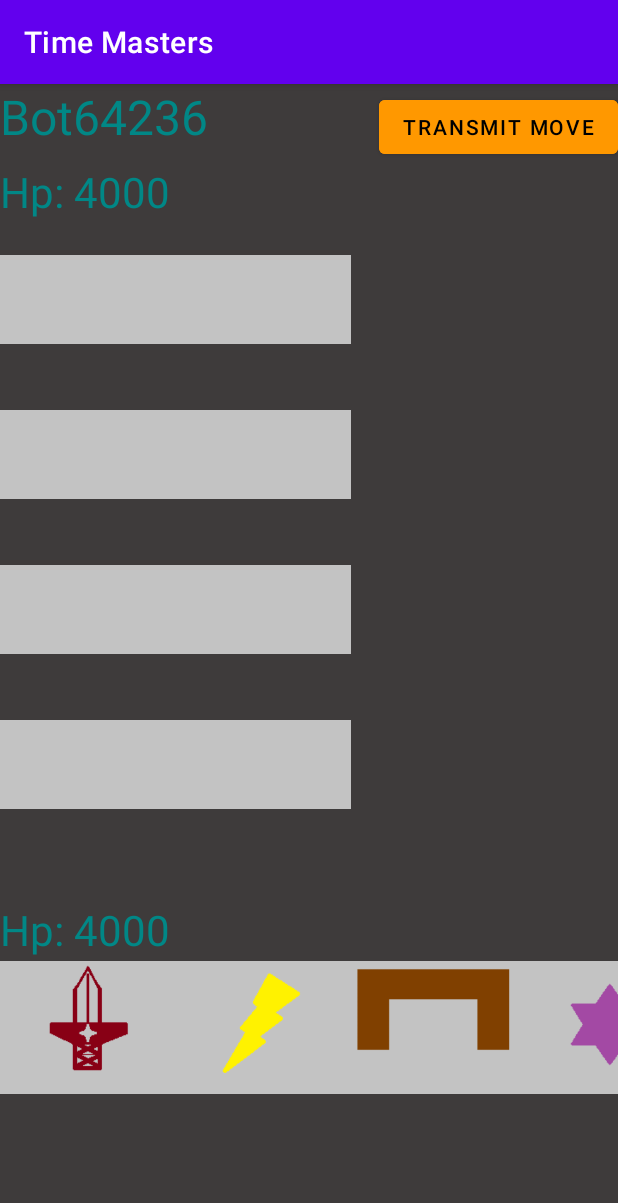
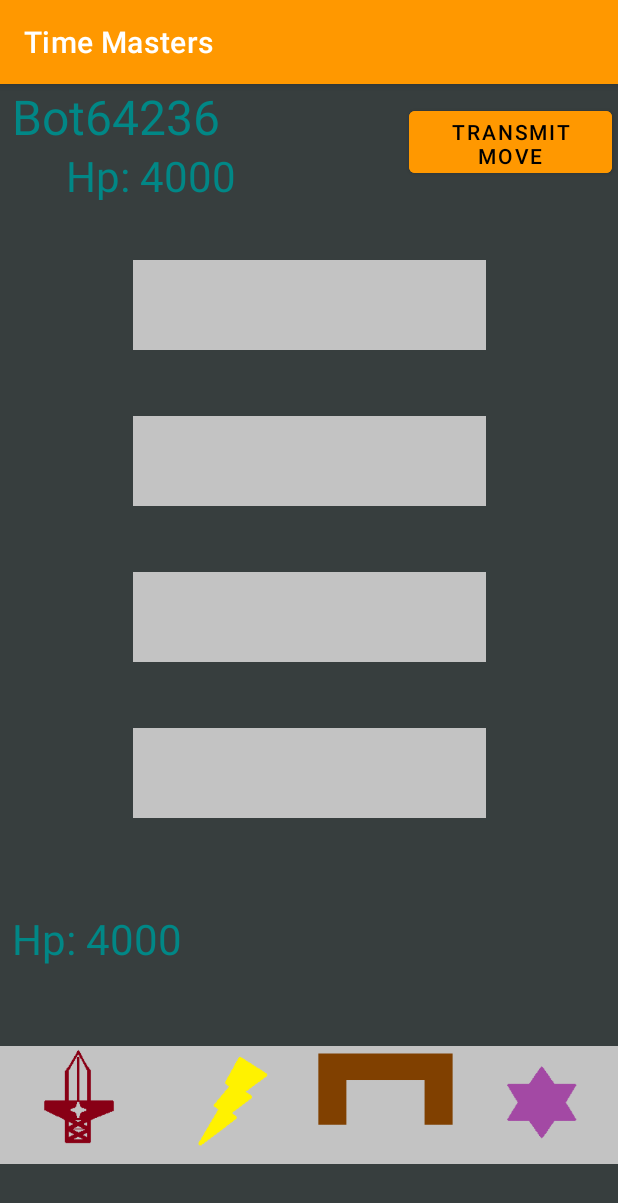
Before and after one commit to M0n0-13/FinalProject, an Android app: the FightActivity screen opened directly, with no data from a screen before it, on a phone screen of 412 x 824 dp. Shown: the top 1203 px of the screen. Run offline under Robolectric (Android 15) with nearby library versions, the phone set to English and light mode, and no system bars.

Commit message:
FinalProjectV1.0

```diff
--- a/app/build.gradle
+++ b/app/build.gradle
@@ -25,6 +25,9 @@ android {
         sourceCompatibility JavaVersion.VERSION_1_8
         targetCompatibility JavaVersion.VERSION_1_8
     }
+    buildFeatures {
+        viewBinding true
+    }
 }
 
 dependencies {
--- a/app/src/main/java/com/example/finalproject/FightActivity.java
+++ b/app/src/main/java/com/example/finalproject/FightActivity.java
@@ -18,12 +18,14 @@ import java.util.Random;
 public class FightActivity extends AppCompatActivity {
     public int chosenColumn = -1;
 
-    int botsHP = 4000;
-    int playersHP = 4000;
+    public static int botsHP = 4000;
+    public static int playersHP = 4000;
+
 
     @Override
     protected void onCreate(Bundle savedInstanceState) {
-
+        botsHP = 4000;
+        playersHP = 4000;
         super.onCreate(savedInstanceState);
         setContentView(R.layout.activity_fight);
         TextView nameOfEnemy=findViewById(R.id.nameOfEnemy);
@@ -57,7 +59,8 @@ public class FightActivity extends AppCompatActivity {
         fightField[0][3] = findViewById(R.id.fight_1s_4e);
         fightField[1][3] = findViewById(R.id.fight_2s_4e);
         fightField[2][3] = findViewById(R.id.fight_3s_4e);
-        Intent toMenu = new Intent(this,MainActivity.class);
+        TextView EndMessage=findViewById(R.id.new_about_win);
+        Intent toEnd = new Intent(this,EndOfTheGameActivity.class);
         Cards cardsField[][]= new Cards[3][4];
         stopMove.setOnClickListener(new View.OnClickListener() {
             @Override
@@ -77,37 +80,8 @@ public class FightActivity extends AppCompatActivity {
 
 
 
-                //EndGame checking
-                if (playersHP<=0&&botsHP>0) {
-                    Toast.makeText(getApplicationContext(),"You lose!",Toast.LENGTH_LONG).show();
-                    try {
-                        wait(500);
-                    } catch (InterruptedException e) {
-                        e.printStackTrace();
-                    }
-                    startActivity(toMenu);
 
-                }
-                if (playersHP>0&&botsHP<=0) {
-                    Toast.makeText(getApplicationContext(),"You win!",Toast.LENGTH_LONG).show();
-                    try {
-                        wait(500);
-                    } catch (InterruptedException e) {
-                        e.printStackTrace();
-                    }
-                    startActivity(toMenu);
 
-                }
-                if (playersHP<=0&&botsHP<=0) {
-                    Toast.makeText(getApplicationContext(),"Tie!",Toast.LENGTH_LONG).show();
-                    try {
-                        wait(500);
-                    } catch (InterruptedException e) {
-                        e.printStackTrace();
-                    }
-                    startActivity(toMenu);
-
-                }
 
 
                 //Clean from magic symbols
@@ -192,10 +166,7 @@ public class FightActivity extends AppCompatActivity {
                                     fightField[i][j+1].setImageResource(R.drawable.without_draw);
                                 }
                             }
-
                         }
-
-
                     }
 
 
@@ -232,13 +203,13 @@ public class FightActivity extends AppCompatActivity {
 
                 for (int i = 0; i < 3; i++) {
                     for (int j = 0; j < 3; j++) {
-                        if (cardsField[i][j]!=null&&cardsField[i][j].cardID==2&&cardsField[i][j].your==false){
+                        if (cardsField[i][j]!=null&&cardsField[i][j].cardID==2&&
+                                cardsField[i][j].your==false){
 
                             for (int z = 0; z < 3; z++) {
                                 for (int p = 0; p < 4; p++) {
                                         if (cardsField[z][p]!=null&&cardsField[z][p].your==false){
                                         cardsField[i][j].wasMove = true;
-
                                         cardsField[z][p].hp -= cardsField[i][j].strength;
                                         if (cardsField[z][p].hp<0){
                                             cardsField[z][p]=null;
@@ -307,21 +278,23 @@ public class FightActivity extends AppCompatActivity {
 
                             }
                         }
-                        if(numberOfEnemyUnitsOnLine>2){
+
+                        /*if(numberOfEnemyUnitsOnLine>2){
                             if (cardsField[i][3]==null||cardsField[i][3]!=null&&
                                     cardsField[i][3].cardID!=4){
                                 cardsField[i][3]=new Cards(fireball,false);
                                 fightField[i][3].setImageResource(R.drawable.magic);
-                            }
+                            }}
+                            */
 
 
-                        }
-                        if (numberOfEnemyUnits>2) {
+                        /*if (numberOfEnemyUnits>2) {
                             if (cardsField[i][3] == null) {
                                 cardsField[i][3] = new Cards(wizard, false);
                                 fightField[i][3].setImageResource(R.drawable.wizard_e);
                             }
-                        }
+                        }*/
+
 
                         //if Player didnt place any units on line
                         if (wasSpawned==false){
@@ -606,32 +579,34 @@ public class FightActivity extends AppCompatActivity {
 
     void botGetDMG(int dmg){
         botsHP-=dmg;
+        TextView EndMessage=findViewById(R.id.new_about_win);
+        Intent toEnd = new Intent(this,EndOfTheGameActivity.class);
         TextView hpOfEnemy = findViewById(R.id.hpOfEnemy);
         hpOfEnemy.setText("Hp: "+botsHP);
         if (botsHP<=0){
-            Toast.makeText(getApplicationContext(),"YOU WON!",Toast.LENGTH_LONG);
-            Intent toMenu = new Intent(this, MainActivity.class);
-            startActivity(toMenu);
+
+            startActivity(toEnd);
         }
 
     }
     void playerGetDMG(int dmg){
+        TextView EndMessage=findViewById(R.id.new_about_win);
+        Intent toEnd = new Intent(this,EndOfTheGameActivity.class);
         playersHP-=dmg;
         TextView hpOfPlayer = findViewById(R.id.hpOfPlayer);
         hpOfPlayer.setText("Hp: "+playersHP);
         if (playersHP<=0){
-            Toast.makeText(getApplicationContext(),"YOU LOSE!",Toast.LENGTH_LONG);
-            Intent toMenu = new Intent(this, MainActivity.class);
-            startActivity(toMenu);
+            startActivity(toEnd);
+
         }
 
     }
     //base cards:
-    Cards knight = new Cards("Knight","", 1, "mellie",5, 2000,3,
-            600, 70,true,false);
+    Cards knight = new Cards("Knight","", 1, "mellie",5, 1400,3,
+            700, 70,true,false);
     Cards wizard = new Cards("Wizard",
             "Usual wizard with stick!",2, "wizard",
-            7,1000,4,300,10,true, false);
+            7,1000,4,500,10,true, false);
     Cards fireball = new Cards("Fire Sharp",
             "the most usual line from fire, what can make good carry ",3, "magic",
             2,1,1,2250,0,true);
--- a/app/src/main/res/layout/activity_fight.xml
+++ b/app/src/main/res/layout/activity_fight.xml
@@ -1,188 +1,216 @@
 <?xml version="1.0" encoding="utf-8"?>
-<LinearLayout xmlns:android="http://schemas.android.com/apk/res/android"
+<androidx.constraintlayout.widget.ConstraintLayout xmlns:android="http://schemas.android.com/apk/res/android"
     xmlns:app="http://schemas.android.com/apk/res-auto"
     xmlns:tools="http://schemas.android.com/tools"
     android:layout_width="match_parent"
     android:layout_height="match_parent"
-    tools:context=".FightActivity"
+
+    android:background="#373E3E"
     android:orientation="vertical"
-    android:background="#3E3B3B">
-    <GridLayout
-        android:layout_width="match_parent"
-        android:layout_height="wrap_content">
+    tools:context=".FightActivity">
+
+
+    <Button
+        android:id="@+id/transmitMove"
+        android:layout_width="135dp"
+        android:layout_height="53dp"
+        android:layout_marginTop="12dp"
+        android:layout_marginEnd="4dp"
+        android:backgroundTint="#FF9800"
+        android:text="transmit move"
+        android:textColor="@color/black"
+        app:layout_constraintEnd_toEndOf="parent"
+        app:layout_constraintTop_toTopOf="parent" />
 
     <TextView
 
         android:id="@+id/nameOfEnemy"
-            android:layout_width="wrap_content"
-            android:layout_height="39dp"
+        android:layout_width="190dp"
+        android:layout_height="42dp"
+        android:layout_marginStart="8dp"
         android:text=""
+        android:textColor="@color/teal_700"
         android:textSize="32dp"
-            android:textColor="@color/teal_700"/>
-
-        <Button
-            android:id="@+id/transmitMove"
-            android:layout_width="wrap_content"
-            android:layout_height="wrap_content"
-            android:layout_row="0"
-            android:layout_column="2"
-            android:text="transmit move"
-            android:backgroundTint="#FF9800"
-            android:textColor="@color/black"/>
-
-
-    </GridLayout>
-
+        app:layout_constraintEnd_toStartOf="@+id/transmitMove"
+        app:layout_constraintHorizontal_bias="0.0"
+        app:layout_constraintStart_toStartOf="parent"
+        app:layout_constraintTop_toTopOf="parent" />
 
     <TextView
         android:id="@+id/hpOfEnemy"
-        android:layout_width="wrap_content"
-        android:layout_height="39dp"
+        android:layout_width="154dp"
+        android:layout_height="35dp"
 
+        android:layout_marginStart="44dp"
         android:text=""
+        android:textColor="@color/teal_700"
         android:textSize="28dp"
-        android:textColor="@color/teal_700"/>
+        app:layout_constraintEnd_toStartOf="@+id/transmitMove"
+        app:layout_constraintHorizontal_bias="0.0"
+        app:layout_constraintStart_toStartOf="parent"
+        app:layout_constraintTop_toBottomOf="@+id/nameOfEnemy" />
 
-    <TableLayout
-        android:layout_width="match_parent"
-        android:layout_height="wrap_content"
-        android:id="@+id/fight_table_layout"
-        android:layout_gravity="center_vertical"
-
-
-
-
-        >
-
-        <TableRow android:layout_height="127dp">
+    <TableRow
+        android:id="@+id/tableRow4"
+        android:layout_width="235dp"
+        android:layout_height="104dp"
+        android:layout_marginTop="30dp"
+        app:layout_constraintEnd_toEndOf="parent"
+        app:layout_constraintStart_toStartOf="parent"
+        app:layout_constraintTop_toBottomOf="@+id/transmitMove">
 
         <ImageView
             android:id="@+id/fight_1s_4e"
-                android:layout_width="78sp"
-                android:layout_height="103sp"
-
+            android:layout_weight="1"
+            android:src="@drawable/without_draw"
 
             />
 
         <ImageView
             android:id="@+id/fight_2s_4e"
-                android:layout_width="78sp"
-                android:layout_height="103sp" />
+            android:layout_weight="1"
+            android:src="@drawable/without_draw" />
 
         <ImageView
             android:id="@+id/fight_3s_4e"
-                android:layout_width="78sp"
-                android:layout_height="103sp" />
+            android:layout_weight="1"
+            android:src="@drawable/without_draw" />
 
     </TableRow>
 
-        <TableRow android:orientation="horizontal">
+    <TableRow
+        android:id="@+id/tableRow"
+        android:layout_width="235dp"
+        android:layout_height="104dp"
+        android:orientation="horizontal"
+        app:layout_constraintEnd_toEndOf="parent"
+        app:layout_constraintStart_toStartOf="parent"
+        app:layout_constraintTop_toBottomOf="@+id/tableRow4">
 
         <ImageView
             android:id="@+id/fight_1s_3e"
-                android:layout_width="78sp"
-                android:layout_height="103sp" />
+            android:layout_weight="1"
+            android:src="@drawable/without_draw" />
 
         <ImageView
             android:id="@+id/fight_2s_3e"
-                android:layout_width="78sp"
-                android:layout_height="103sp" />
+            android:layout_weight="1"
+            android:src="@drawable/without_draw" />
 
         <ImageView
             android:id="@+id/fight_3s_3e"
-                android:layout_width="78sp"
-                android:layout_height="103sp" />
+            android:layout_weight="1"
+            android:src="@drawable/without_draw" />
 
     </TableRow>
-        <TableRow>
+
+    <TableRow
+        android:id="@+id/tableRow5"
+        android:layout_width="235dp"
+        android:layout_height="104dp"
+        app:layout_constraintEnd_toEndOf="parent"
+        app:layout_constraintStart_toStartOf="parent"
+        app:layout_constraintTop_toBottomOf="@+id/tableRow">
+
         <ImageView
-                android:layout_height="103sp"
-                android:layout_width="78sp"
             android:id="@+id/fight_1s_2e"
-                />
+            android:layout_weight="1"
+            android:src="@drawable/without_draw" />
+
         <ImageView
-                android:layout_height="103sp"
-                android:layout_width="78sp"
             android:id="@+id/fight_2s_2e"
-                />
+            android:layout_weight="1"
+            android:src="@drawable/without_draw" />
+
         <ImageView
-                android:layout_height="103sp"
-                android:layout_width="78sp"
             android:id="@+id/fight_3s_2e"
-                />
+            android:layout_weight="1"
+            android:src="@drawable/without_draw" />
 
     </TableRow>
-        <TableRow>
+
+
+    <TableRow
+        android:id="@+id/tableRow6"
+        android:layout_width="235dp"
+        android:layout_height="104dp"
+        app:layout_constraintEnd_toEndOf="parent"
+        app:layout_constraintStart_toStartOf="parent"
+        app:layout_constraintTop_toBottomOf="@+id/tableRow5">
+
         <ImageView
-                android:layout_height="103sp"
-                android:layout_width="78sp"
             android:id="@+id/fight_1s_1e"
-                />
+            android:layout_weight="1"
+            android:src="@drawable/without_draw" />
+
         <ImageView
-                android:layout_height="103sp"
-                android:layout_width="78sp"
             android:id="@+id/fight_2s_1e"
+            android:layout_weight="1"
+            android:src="@drawable/without_draw" />
 
-                />
         <ImageView
-                android:layout_height="103sp"
-                android:layout_width="78sp"
             android:id="@+id/fight_3s_1e"
-                />
+            android:layout_weight="1"
+            android:src="@drawable/without_draw" />
 
     </TableRow>
-    </TableLayout>
+
     <TextView
         android:id="@+id/nameOfPlayer"
-        android:layout_width="wrap_content"
+        android:layout_width="170dp"
         android:layout_height="39dp"
+        android:layout_marginStart="8dp"
         android:text=""
+        android:textColor="@color/teal_700"
         android:textSize="32dp"
-        android:textColor="@color/teal_700"/>
+        app:layout_constraintBottom_toTopOf="@+id/hpOfPlayer"
+        app:layout_constraintStart_toStartOf="parent"
+        app:layout_constraintTop_toBottomOf="@+id/tableRow6" />
+
     <TextView
         android:id="@+id/hpOfPlayer"
-        android:layout_width="wrap_content"
-        android:layout_height="39dp"
+        android:layout_width="170dp"
+        android:layout_height="42dp"
 
+        android:layout_marginStart="8dp"
+        android:layout_marginBottom="20dp"
         android:text=""
+        android:textColor="@color/teal_700"
         android:textSize="28dp"
-        android:textColor="@color/teal_700"/>
+        app:layout_constraintStart_toStartOf="parent"
+        app:layout_constraintTop_toBottomOf="@+id/nameOfPlayer" />
 
-    <GridLayout
+    <TableRow
+        android:id="@+id/tableRow7"
         android:layout_width="match_parent"
-        android:layout_height="206dp"
-
-        android:orientation="horizontal"
-        >
+        android:layout_height="104dp"
+        app:layout_constraintBottom_toBottomOf="parent"
+        app:layout_constraintEnd_toEndOf="parent"
+        app:layout_constraintStart_toStartOf="parent"
+        app:layout_constraintTop_toBottomOf="@+id/hpOfPlayer">
 
         <ImageView
-            android:src="@drawable/mellie"
             android:id="@+id/card1"
-            android:layout_width="116dp"
+            android:layout_weight="1"
 
-            android:layout_height="90dp"   />
+            android:src="@drawable/mellie" />
 
         <ImageView
-            android:src="@drawable/wizard"
             android:id="@+id/card2"
-            android:layout_width="116dp"
+            android:layout_weight="1"
 
-            android:layout_height="90dp"  />
+            android:src="@drawable/wizard" />
 
         <ImageView
-            android:src="@drawable/barricade"
             android:id="@+id/card3"
-            android:layout_width="116dp"
-
-            android:layout_height="90dp"  />
+            android:layout_weight="1"
+            android:src="@drawable/barricade" />
 
         <ImageView
-            android:src="@drawable/magic"
             android:id="@+id/card4"
-            android:layout_width="116dp"
-
-            android:layout_height="90dp" />
-    </GridLayout>
+            android:layout_weight="1"
+            android:src="@drawable/magic" />
+    </TableRow>
 
 
-</LinearLayout>
+</androidx.constraintlayout.widget.ConstraintLayout>
--- /dev/null
+++ b/app/src/main/res/values-land/dimens.xml
@@ -0,0 +1,4 @@
+<resources>
+    <dimen name="fab_margin">48dp</dimen>
+    <dimen name="text_margin">48dp</dimen>
+</resources>
--- /dev/null
+++ b/app/src/main/res/values-w1240dp/dimens.xml
@@ -0,0 +1,3 @@
+<resources>
+    <dimen name="fab_margin">200dp</dimen>
+</resources>
--- /dev/null
+++ b/app/src/main/res/values-w600dp/dimens.xml
@@ -0,0 +1,4 @@
+<resources>
+    <dimen name="fab_margin">48dp</dimen>
+    <dimen name="text_margin">48dp</dimen>
+</resources>
--- /dev/null
+++ b/app/src/main/res/values/dimens.xml
@@ -0,0 +1,5 @@
+<resources>
+    <dimen name="app_bar_height">180dp</dimen>
+    <dimen name="fab_margin">16dp</dimen>
+    <dimen name="text_margin">16dp</dimen>
+</resources>
--- a/app/src/main/res/values/strings.xml
+++ b/app/src/main/res/values/strings.xml
@@ -1,4 +1,9 @@
 <resources>
     <string name="app_name">Time Masters</string>
     <string name="set_Users_name">set Your name</string>
+    <string name="title_activity_tips">TipsActivity</string>
+    <string name="about_game">Hello, User! My name is Yura, main programmer of this game.I want to tell you about your task. Your main task is kill your enemy i.e. his hp must down under than 0. To do it you must place cards on the field. To activate that cards you need to push: transmit move
+</string>
+
+    <string name="action_settings">Settings</string>
 </resources>
--- a/app/src/main/res/values/themes.xml
+++ b/app/src/main/res/values/themes.xml
@@ -2,8 +2,8 @@
     <!-- Base application theme. -->
     <style name="Theme.FinalProject" parent="Theme.MaterialComponents.DayNight.DarkActionBar">
         <!-- Primary brand color. -->
-        <item name="colorPrimary">@color/purple_500</item>
-        <item name="colorPrimaryVariant">@color/purple_700</item>
+        <item name="colorPrimary">#FF9800</item>
+        <item name="colorPrimaryVariant">#FF5722</item>
         <item name="colorOnPrimary">@color/white</item>
         <!-- Secondary brand color. -->
         <item name="colorSecondary">@color/teal_200</item>
@@ -13,4 +13,13 @@
         <item name="android:statusBarColor" tools:targetApi="l">?attr/colorPrimaryVariant</item>
         <!-- Customize your theme here. -->
     </style>
+
+    <style name="Theme.FinalProject.NoActionBar">
+        <item name="windowActionBar">false</item>
+        <item name="windowNoTitle">true</item>
+    </style>
+
+    <style name="Theme.FinalProject.AppBarOverlay" parent="ThemeOverlay.AppCompat.Dark.ActionBar" />
+
+    <style name="Theme.FinalProject.PopupOverlay" parent="ThemeOverlay.AppCompat.Light" />
 </resources>
```
Also changed, not shown: app/src/main/AndroidManifest.xml (+7 -1 lines), app/src/main/java/com/example/finalproject/Cards.java (+5 -12 lines), app/src/main/java/com/example/finalproject/EndOfTheGameActivity.java (added, +38 -0 lines), app/src/main/java/com/example/finalproject/MainActivity.java (+9 -13 lines), app/src/main/java/com/example/finalproject/TipsActivity.java (added, +15 -0 lines), app/src/main/res/layout/activity_end_of_the_game.xml (added, +36 -0 lines), app/src/main/res/layout/activity_main.xml (+11 -9 lines), app/src/main/res/layout/activity_tips.xml (added, +76 -0 lines), app/src/main/res/mipmap-xhdpi/project_icon.png (added). Lines whose indentation alone changed are shown as unchanged.
